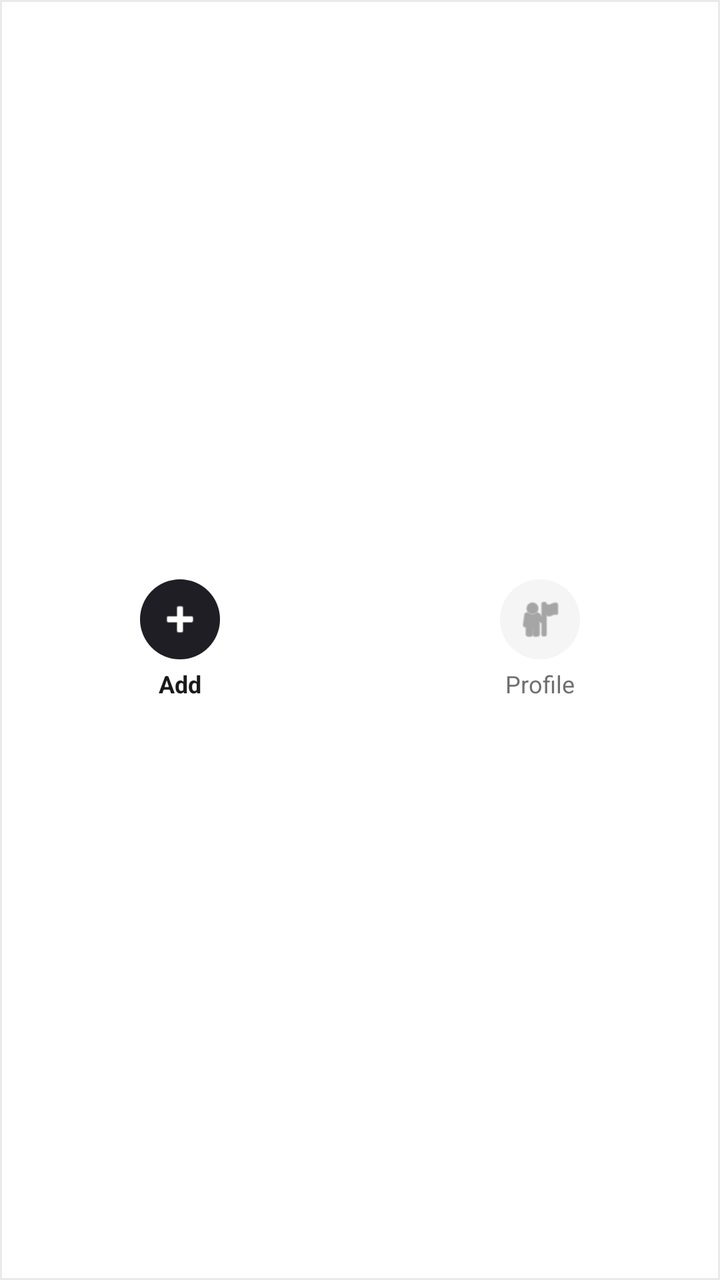
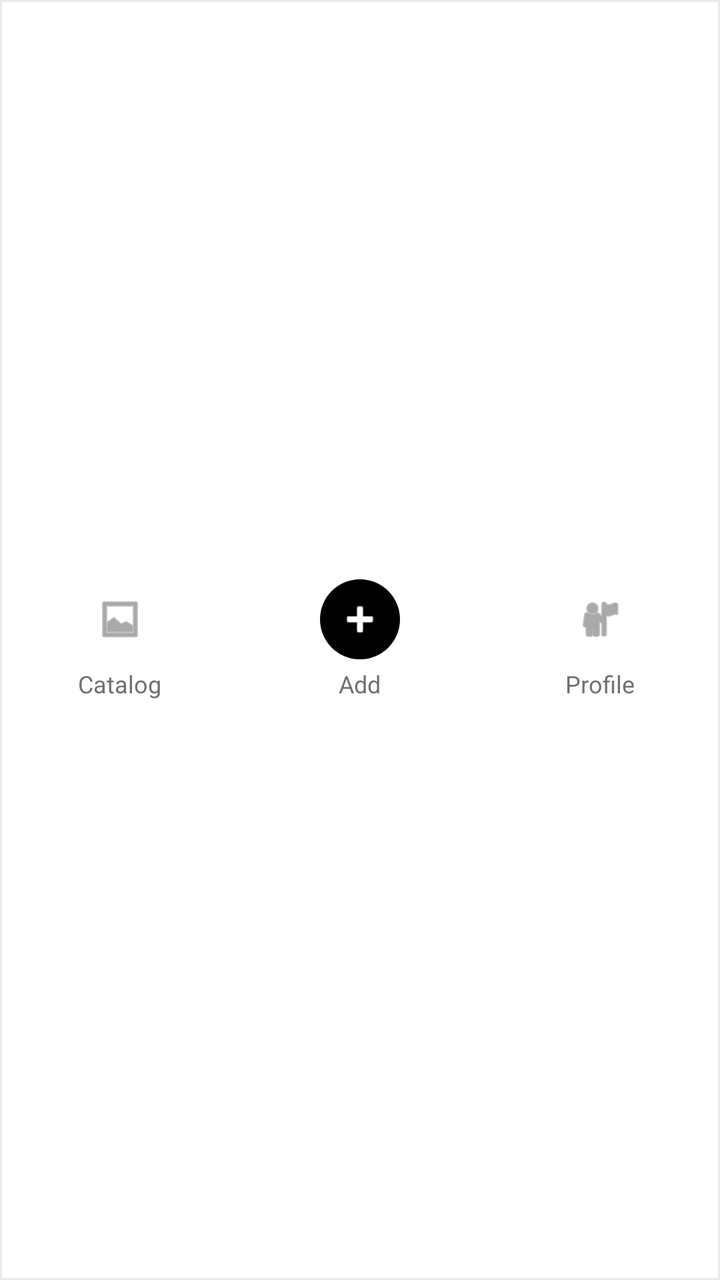

Two renders of the same Android screen: before a commit and after it. Below are the layout's source before the change and the commit's diff.
<!-- AndroidManifest.xml: application theme Theme.Vestiaire -->
<!-- res/layout/layout_bottom_nav.xml -->
<?xml version="1.0" encoding="utf-8"?>
<com.google.android.material.card.MaterialCardView
    xmlns:android="http://schemas.android.com/apk/res/android"
    xmlns:app="http://schemas.android.com/apk/res-auto"
    android:id="@+id/bottomBarContainer"
    android:layout_width="match_parent"
    android:layout_height="80dp"
    android:layout_gravity="bottom"
    app:cardBackgroundColor="@color/vestiaire_surface"
    app:cardElevation="16dp"
    app:cardCornerRadius="0dp"
    app:strokeWidth="1dp"
    app:strokeColor="#EAEAEA">

    <LinearLayout
        android:layout_width="match_parent"
        android:layout_height="match_parent"
        android:orientation="horizontal"
        android:baselineAligned="false">

        
        <LinearLayout
            android:id="@+id/layoutMenuAdd"
            android:layout_width="0dp"
            android:layout_height="match_parent"
            android:layout_weight="1"
            android:orientation="vertical"
            android:gravity="center"
            android:clickable="true"
            android:focusable="true">

            <com.google.android.material.button.MaterialButton
                android:id="@+id/fabAdd"
                style="@style/Widget.Material3.Button.IconButton.Filled"
                android:layout_width="40dp"
                android:layout_height="40dp"
                android:padding="0dp"
                android:insetTop="0dp"
                android:insetBottom="0dp"
                android:insetLeft="0dp"
                android:insetRight="0dp"
                android:clickable="false"
                android:contentDescription="Add Clothing"
                app:icon="@android:drawable/ic_input_add"
                app:iconSize="24dp"
                app:iconGravity="textStart"
                app:iconPadding="0dp"
                app:iconTint="@color/vestiaire_surface"
                app:backgroundTint="@color/vestiaire_primary" />

            <TextView
                android:id="@+id/tvAddLabel"
                android:layout_width="wrap_content"
                android:layout_height="wrap_content"
                android:layout_marginTop="4dp"
                android:text="Add"
                android:textSize="12sp"
                android:textStyle="bold"
                android:textColor="@color/vestiaire_text" />
        </LinearLayout>

        
        <LinearLayout
            android:id="@+id/layoutMenuProfile"
            android:layout_width="0dp"
            android:layout_height="match_parent"
            android:layout_weight="1"
            android:orientation="vertical"
            android:gravity="center"
            android:clickable="true"
            android:focusable="true">

            <com.google.android.material.button.MaterialButton
                android:id="@+id/btnProfile"
                style="@style/Widget.Material3.Button.IconButton.Filled.Tonal"
                android:layout_width="40dp"
                android:layout_height="40dp"
                android:padding="0dp"
                android:insetTop="0dp"
                android:insetBottom="0dp"
                android:insetLeft="0dp"
                android:insetRight="0dp"
                android:clickable="false"
                android:contentDescription="Profile"
                app:icon="@android:drawable/ic_menu_myplaces"
                app:iconSize="24dp"
                app:iconGravity="textStart"
                app:iconPadding="0dp"
                app:iconTint="@color/vestiaire_subtext"
                app:backgroundTint="#F5F5F5" />

            <TextView
                android:id="@+id/tvProfileLabel"
                android:layout_width="wrap_content"
                android:layout_height="wrap_content"
                android:layout_marginTop="4dp"
                android:text="Profile"
                android:textSize="12sp"
                android:textColor="@color/vestiaire_subtext" />
        </LinearLayout>

    </LinearLayout>
</com.google.android.material.card.MaterialCardView>
<!-- resources referenced by this layout -->
<resources>
  <color name="vestiaire_primary">#1E1E24</color>
  <color name="vestiaire_subtext">#707070</color>
  <color name="vestiaire_surface">#FFFFFF</color>
  <color name="vestiaire_text">#1A1A1A</color>
  <style name="Theme.Vestiaire" parent="Base.Theme.Vestiaire" />
  <style name="Base.Theme.Vestiaire" parent="Theme.Material3.DayNight.NoActionBar">
          
          
      </style>
</resources>

<!-- the commit's change to res/layout/layout_bottom_nav.xml (unified diff, before → after) -->
@@ -20,6 +20,47 @@
 
         
         <LinearLayout
+            android:id="@+id/layoutMenuCatalog"
+            android:layout_width="0dp"
+            android:layout_height="match_parent"
+            android:layout_weight="1"
+            android:orientation="vertical"
+            android:gravity="center"
+            android:clickable="true"
+            android:focusable="true"
+            android:background="?attr/selectableItemBackground">
+
+            <com.google.android.material.button.MaterialButton
+                android:id="@+id/btnCatalog"
+                style="@style/Widget.Material3.Button.IconButton.Filled.Tonal"
+                android:layout_width="40dp"
+                android:layout_height="40dp"
+                android:padding="0dp"
+                android:insetTop="0dp"
+                android:insetBottom="0dp"
+                android:insetLeft="0dp"
+                android:insetRight="0dp"
+                android:clickable="false"
+                android:contentDescription="Catalog"
+                app:icon="@android:drawable/ic_menu_gallery"
+                app:iconSize="24dp"
+                app:iconGravity="textStart"
+                app:iconPadding="0dp"
+                app:iconTint="@color/vestiaire_subtext"
+                app:backgroundTint="@android:color/transparent" />
+
+            <TextView
+                android:id="@+id/tvCatalogLabel"
+                android:layout_width="wrap_content"
+                android:layout_height="wrap_content"
+                android:layout_marginTop="4dp"
+                android:text="Catalog"
+                android:textSize="12sp"
+                android:textColor="@color/vestiaire_subtext" />
+        </LinearLayout>
+
+        
+        <LinearLayout
             android:id="@+id/layoutMenuAdd"
             android:layout_width="0dp"
             android:layout_height="match_parent"
@@ -27,7 +68,8 @@
             android:orientation="vertical"
             android:gravity="center"
             android:clickable="true"
-            android:focusable="true">
+            android:focusable="true"
+            android:background="?attr/selectableItemBackground">
 
             <com.google.android.material.button.MaterialButton
                 android:id="@+id/fabAdd"
@@ -45,8 +87,8 @@
                 app:iconSize="24dp"
                 app:iconGravity="textStart"
                 app:iconPadding="0dp"
-                app:iconTint="@color/vestiaire_surface"
-                app:backgroundTint="@color/vestiaire_primary" />
+                app:iconTint="#FFFFFF"
+                app:backgroundTint="#000000" />
 
             <TextView
                 android:id="@+id/tvAddLabel"
@@ -55,8 +97,7 @@
                 android:layout_marginTop="4dp"
                 android:text="Add"
                 android:textSize="12sp"
-                android:textStyle="bold"
-                android:textColor="@color/vestiaire_text" />
+                android:textColor="@color/vestiaire_subtext" />
         </LinearLayout>
 
         
@@ -68,7 +109,8 @@
             android:orientation="vertical"
             android:gravity="center"
             android:clickable="true"
-            android:focusable="true">
+            android:focusable="true"
+            android:background="?attr/selectableItemBackground">
 
             <com.google.android.material.button.MaterialButton
                 android:id="@+id/btnProfile"
@@ -87,7 +129,7 @@
                 app:iconGravity="textStart"
                 app:iconPadding="0dp"
                 app:iconTint="@color/vestiaire_subtext"
-                app:backgroundTint="#F5F5F5" />
+                app:backgroundTint="@android:color/transparent" />
 
             <TextView
                 android:id="@+id/tvProfileLabel"
<!-- resource entries referenced after the edit -->
@@ -1,9 +1,7 @@
 <!-- resources referenced by this layout -->
 <resources>
-  <color name="vestiaire_primary">#1E1E24</color>
   <color name="vestiaire_subtext">#707070</color>
   <color name="vestiaire_surface">#FFFFFF</color>
-  <color name="vestiaire_text">#1A1A1A</color>
   <style name="Theme.Vestiaire" parent="Base.Theme.Vestiaire" />
   <style name="Base.Theme.Vestiaire" parent="Theme.Material3.DayNight.NoActionBar">
           
